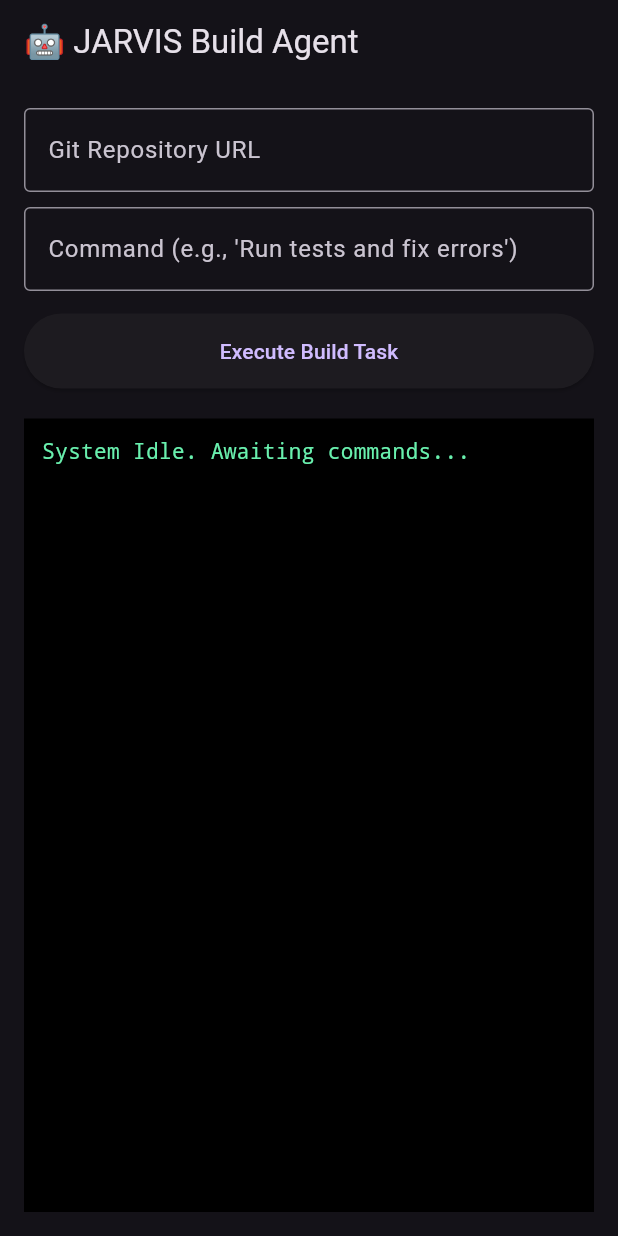
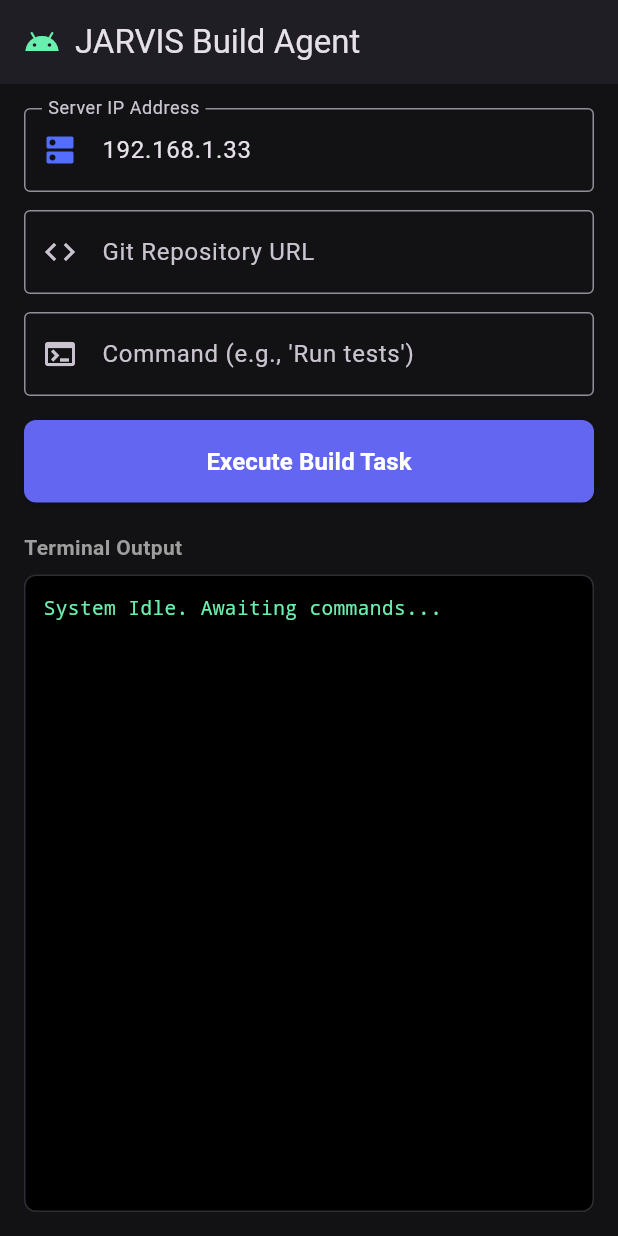
Before and after one commit to PrasunSingh999/jarvis_apk, a Flutter app: the screen it shows after launch, on a phone screen of 412 x 824 dp. Run offline on Flutter 3.47's test engine with Material 3 defaults, Android fonts, the light colour scheme and no system bars.

Commit message:
Update main.dart

```diff
--- a/lib/main.dart
+++ b/lib/main.dart
@@ -2,95 +2,157 @@
 import 'package:http/http.dart' as http;
 import 'dart:convert';
 
-void main() => runApp(JarvisApp());
+void main() {
+  runApp(const JarvisAgentApp());
+}
 
-class JarvisApp extends StatelessWidget {
+class JarvisAgentApp extends StatelessWidget {
+  const JarvisAgentApp({super.key});
+
   @override
   Widget build(BuildContext context) {
     return MaterialApp(
-      theme: ThemeData.dark(),
-      home: JarvisHome(),
+      title: 'JARVIS Build Agent',
+      theme: ThemeData.dark().copyWith(
+        scaffoldBackgroundColor: const Color(0xFF121214),
+        primaryColor: const Color(0xFF6366F1),
+      ),
+      home: const BuildAgentScreen(),
     );
   }
 }
 
-class JarvisHome extends StatefulWidget {
+class BuildAgentScreen extends StatefulWidget {
+  const BuildAgentScreen({super.key});
+
   @override
-  _JarvisHomeState createState() => _JarvisHomeState();
+  State<BuildAgentScreen> createState() => _BuildAgentScreenState();
 }
 
-class _JarvisHomeState extends State<JarvisHome> {
-  final TextEditingController _promptController = TextEditingController();
+class _BuildAgentScreenState extends State<BuildAgentScreen> {
+  final TextEditingController _ipController = TextEditingController(text: '192.168.1.33');
   final TextEditingController _repoController = TextEditingController();
+  final TextEditingController _commandController = TextEditingController();
+
   String _terminalLogs = "System Idle. Awaiting commands...";
   bool _isLoading = false;
 
-  final String serverUrl = "http://192.168.1.100:8000/api/execute";
+  Future<void> _executeTask() async {
+    if (_repoController.text.isEmpty || _commandController.text.isEmpty) {
+      setState(() {
+        _terminalLogs = "⚠️ Error: Please fill in both fields.";
+      });
+      return;
+    }
 
-  Future<void> sendCommand() async {
     setState(() {
       _isLoading = true;
-      _terminalLogs = "⚡ Jarvis is spinning up a secure sandbox environment...";
+      _terminalLogs = "🚀 Connecting to Jarvis Agent Server [${_ipController.text}:8000]...\nExecuting task loops...";
     });
 
     try {
       final response = await http.post(
-        Uri.parse(serverUrl),
-        headers: {"Content-Type": "application/json"},
+        Uri.parse('http://${_ipController.text}:8000/api/execute'),
+        headers: {'Content-Type': 'application/json'},
         body: jsonEncode({
-          "prompt": _promptController.text,
-          "repo_url": _repoController.text,
+          'repo_url': _repoController.text,
+          'prompt': _commandController.text,
         }),
-      );
+      ).timeout(const Duration(minutes: 5));
 
-      final data = jsonDecode(response.body);
-      setState(() {
-        _terminalLogs = "Status: ${data['status'].toUpperCase()}\n\n[LOGS]:\n${data['logs']}";
-      });
+      if (response.statusCode == 200) {
+        final data = jsonDecode(response.body);
+        setState(() {
+          _terminalLogs = "[Task Completed Successfully]\n\n${data['logs']}";
+        });
+      } else {
+        setState(() {
+          _terminalLogs = "❌ Server Error (${response.statusCode}): ${response.body}";
+        });
+      }
     } catch (e) {
       setState(() {
-        _terminalLogs = "Error connecting to Jarvis Server: $e";
+        _terminalLogs = "❌ Connection Failed.\nEnsure your phone is on the same Wi-Fi network and that server.py is actively running on your PC.\n\nDetails: $e";
       });
     } finally {
-      setState(() => _isLoading = false);
+      setState(() {
+        _isLoading = false;
+      });
     }
   }
 
   @override
   Widget build(BuildContext context) {
     return Scaffold(
-      appBar: AppBar(title: Text("🤖 JARVIS Build Agent")),
+      appBar: AppBar(
+        title: const Row(
+          children: [
+            Icon(Icons.android, color: Colors.greenAccent),
+            SizedBox(width: 10),
+            Text('JARVIS Build Agent'),
+          ],
+        ),
+        backgroundColor: const Color(0xFF1E1E24),
+        elevation: 0,
+      ),
       body: Padding(
         padding: const EdgeInsets.all(16.0),
         child: Column(
+          crossAxisAlignment: CrossAxisAlignment.stretch,
           children: [
             TextField(
+              controller: _ipController,
+              decoration: const InputDecoration(
+                labelText: 'Server IP Address',
+                border: OutlineInputBorder(),
+                prefixIcon: Icon(Icons.dns, color: Colors.indigoAccent),
+              ),
+            ),
+            const SizedBox(height: 12),
+            TextField(
               controller: _repoController,
-              decoration: InputDecoration(labelText: "Git Repository URL", border: OutlineInputBorder()),
+              decoration: const InputDecoration(
+                labelText: 'Git Repository URL',
+                border: OutlineInputBorder(),
+                prefixIcon: Icon(Icons.code),
+              ),
             ),
-            SizedBox(height: 10),
+            const SizedBox(height: 12),
             TextField(
-              controller: _promptController,
-              decoration: InputDecoration(labelText: "Command (e.g., 'Run tests and fix errors')", border: OutlineInputBorder()),
+              controller: _commandController,
+              decoration: const InputDecoration(
+                labelText: "Command (e.g., 'Run tests')",
+                border: OutlineInputBorder(),
+                prefixIcon: Icon(Icons.terminal),
+              ),
             ),
-            SizedBox(height: 15),
-            _isLoading
-              ? CircularProgressIndicator()
-              : ElevatedButton(
-                  onPressed: sendCommand,
-                  child: Text("Execute Build Task"),
-                  style: ElevatedButton.styleFrom(minimumSize: Size.fromHeight(50)),
-                ),
-            SizedBox(height: 20),
+            const SizedBox(height: 16),
+            ElevatedButton(
+              onPressed: _isLoading ? null : _executeTask,
+              style: ElevatedButton.styleFrom(
+                backgroundColor: const Color(0xFF6366F1),
+                padding: const EdgeInsets.symmetric(vertical: 16),
+                shape: RoundedRectangleBorder(borderRadius: BorderRadius.circular(8)),
+              ),
+              child: _isLoading
+                ? const CircularProgressIndicator(color: Colors.white)
+                : const Text('Execute Build Task', style: TextStyle(fontSize: 16, fontWeight: FontWeight.bold, color: Colors.white)),
+            ),
+            const SizedBox(height: 20),
+            const Text('Terminal Output', style: TextStyle(fontSize: 14, fontWeight: FontWeight.bold, color: Colors.grey)),
+            const SizedBox(height: 8),
             Expanded(
               child: Container(
-                width: double.infinity,
-                padding: EdgeInsets.all(12),
-                color: Colors.black,
+                padding: const EdgeInsets.all(12),
+                decoration: BoxDecoration(
+                  color: Colors.black,
+                  borderRadius: BorderRadius.circular(8),
+                  border: Border.all(color: const Color(0xFF2D2D34)),
+                ),
                 child: SingleChildScrollView(
                   child: Text(
                     _terminalLogs,
-                    style: TextStyle(fontFamily: 'Courier', color: Colors.greenAccent),
+                    style: const TextStyle(fontFamily: 'monospace', color: Colors.greenAccent, fontSize: 13),
                   ),
                 ),
               ),
```
